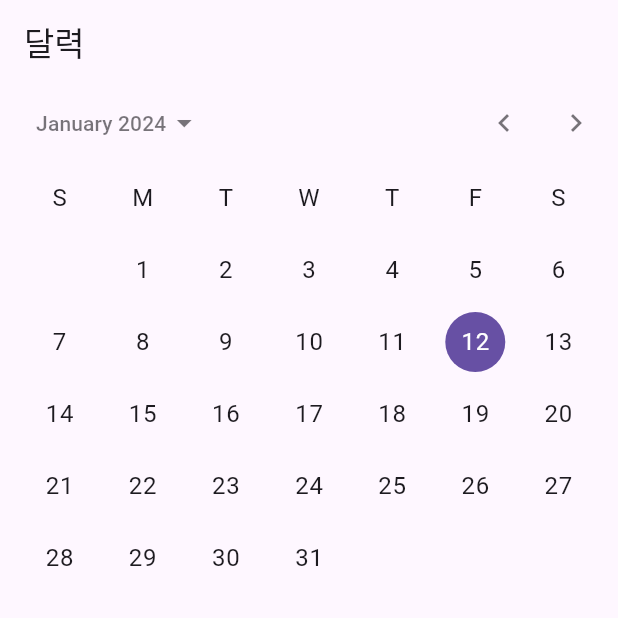
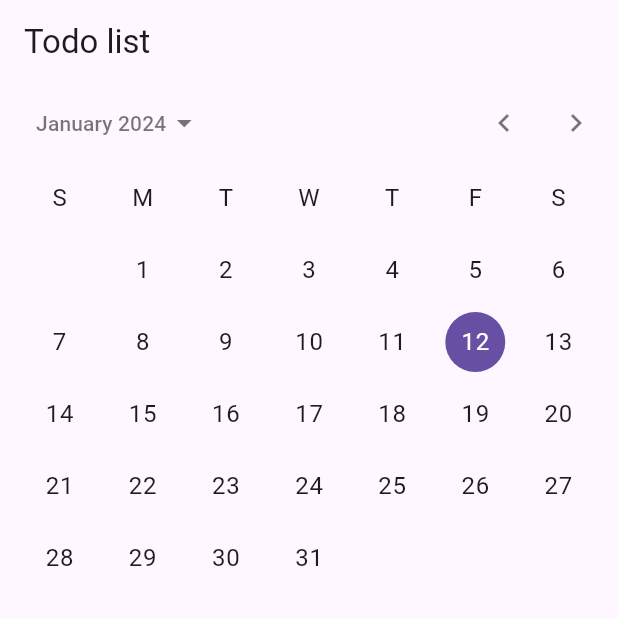
Before and after one commit to jinhyeon-dev/note_application, a Flutter app: the screen it shows after launch, on a phone screen of 412 x 824 dp, the top half of it. Run offline on Flutter 3.47's test engine with Material 3 defaults, Android fonts, the phone set to English and light mode, and no system bars; our stand-ins replace get, sqflite; accounts and stored records are empty.

Commit message:
Initial commit

```diff
--- a/lib/main_page/main_page.dart
+++ b/lib/main_page/main_page.dart
@@ -16,7 +16,7 @@ class _MainPageState extends State<MainPage> {
   Widget build(BuildContext context) {
     return Scaffold(
       appBar: AppBar(
-        title: const Text('달력'),
+        title: const Text('Todo list'),
       ),
       body: Column(
         children: [
```
Also changed, not shown: 1 other file.
